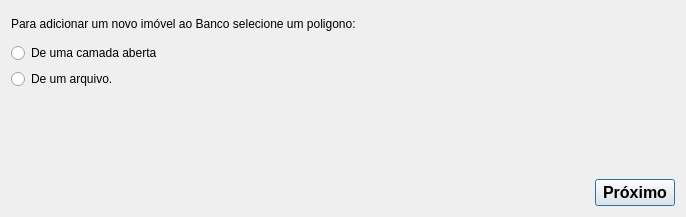
guilhermehrn/e-spu-consulte, file editDataBase/AddFeature.ui: the form before one commit.
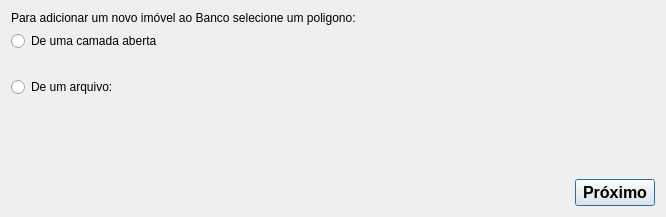
The form after the commit. Custom widgets are drawn as their Qt base class.

```diff
--- a/editDataBase/AddFeature.ui
+++ b/editDataBase/AddFeature.ui
@@ -6,7 +6,7 @@
    <rect>
     <x>0</x>
     <y>0</y>
-    <width>686</width>
+    <width>666</width>
     <height>217</height>
    </rect>
   </property>
@@ -45,9 +45,22 @@
         </widget>
        </item>
        <item>
-        <widget class="QRadioButton" name="radioButton">
+        <spacer name="horizontalSpacer_2">
+         <property name="orientation">
+          <enum>Qt::Horizontal</enum>
+         </property>
+         <property name="sizeHint" stdset="0">
+          <size>
+           <width>40</width>
+           <height>20</height>
+          </size>
+         </property>
+        </spacer>
+       </item>
+       <item>
+        <widget class="QRadioButton" name="radioButtonFromFileAddFeature">
          <property name="text">
-          <string>De um arquivo.</string>
+          <string>De um arquivo:</string>
          </property>
         </widget>
        </item>
@@ -60,7 +73,17 @@
          <property name="orientation">
           <enum>Qt::Horizontal</enum>
          </property>
-         <widget class="QgsFileWidget" name="mQgsFileWidget"/>
+         <widget class="QgsFileWidget" name="mQgsFileWidget">
+          <property name="enabled">
+           <bool>false</bool>
+          </property>
+          <property name="sizePolicy">
+           <sizepolicy hsizetype="Expanding" vsizetype="Expanding">
+            <horstretch>0</horstretch>
+            <verstretch>0</verstretch>
+           </sizepolicy>
+          </property>
+         </widget>
         </widget>
        </item>
       </layout>
```
Left out of the diff: 2 changed lines with no effect on the pictures.
